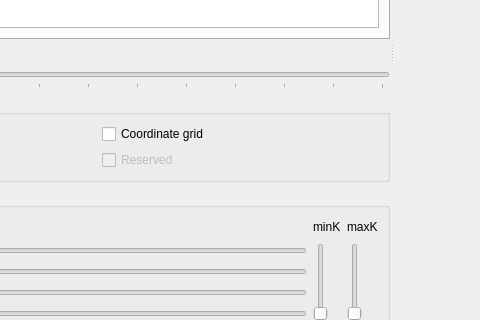
First picture: the form in development/applications/4DPrototype/4DPrototype/MainWindow.ui, repository ArchanaKathiresanHub/Geosigns-Be-Basin-Modelling, before the edit; both pictures show x 201 to 681 and y 397 to 717 of the 813 by 900 pixel window.
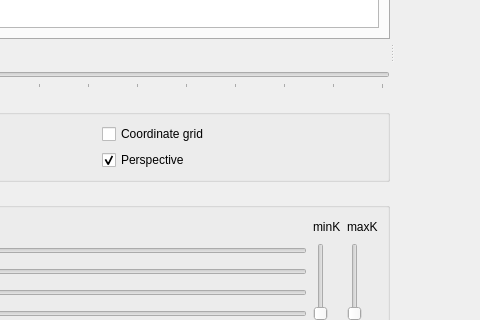
Second picture: the form after the edit. Custom widgets are drawn as their Qt base class.

Commit message:
Enable switch between perspective / orthographic projection
work-items: #51391
git-tfs-id: [https://sede-pt-ce2.visualstudio.com/DefaultCollection]$/Basin Modeling/IBS/Trunk;C53585

```diff
--- a/development/applications/4DPrototype/4DPrototype/MainWindow.ui
+++ b/development/applications/4DPrototype/4DPrototype/MainWindow.ui
@@ -162,10 +162,13 @@
              <item row="1" column="1">
               <widget class="QCheckBox" name="checkBox_2">
                <property name="enabled">
-                <bool>false</bool>
+                <bool>true</bool>
                </property>
                <property name="text">
-                <string>Reserved</string>
+                <string>Perspective</string>
+               </property>
+               <property name="checked">
+                <bool>true</bool>
                </property>
               </widget>
              </item>
```
Left out of the diff: 2 changed lines with no effect on the pictures. The commit also changes 12 other files.
